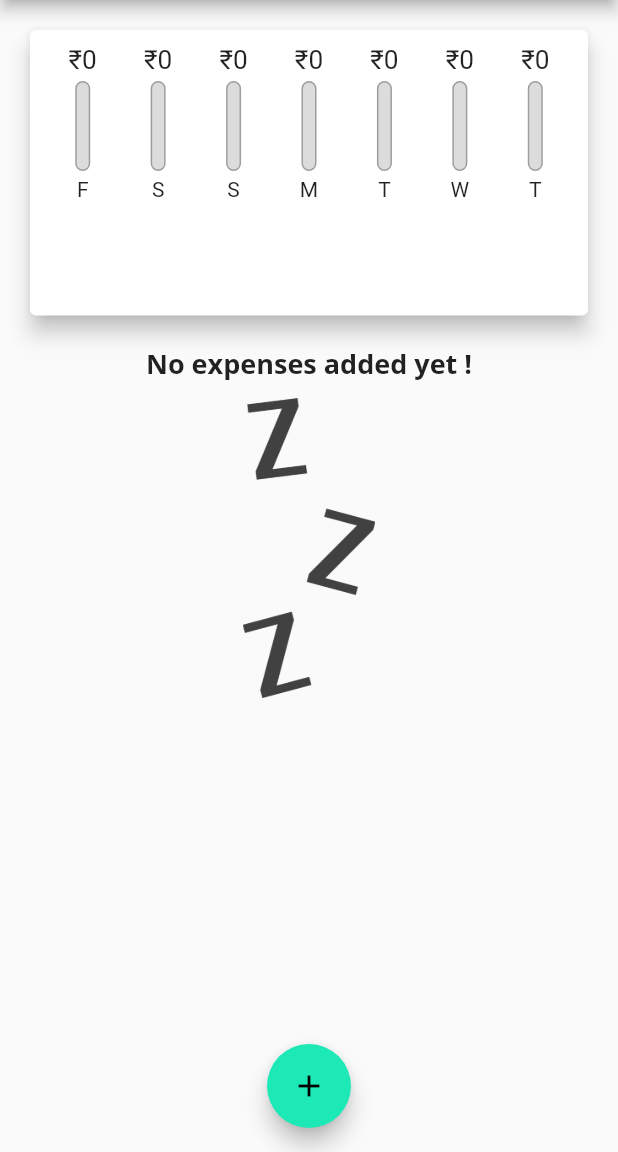
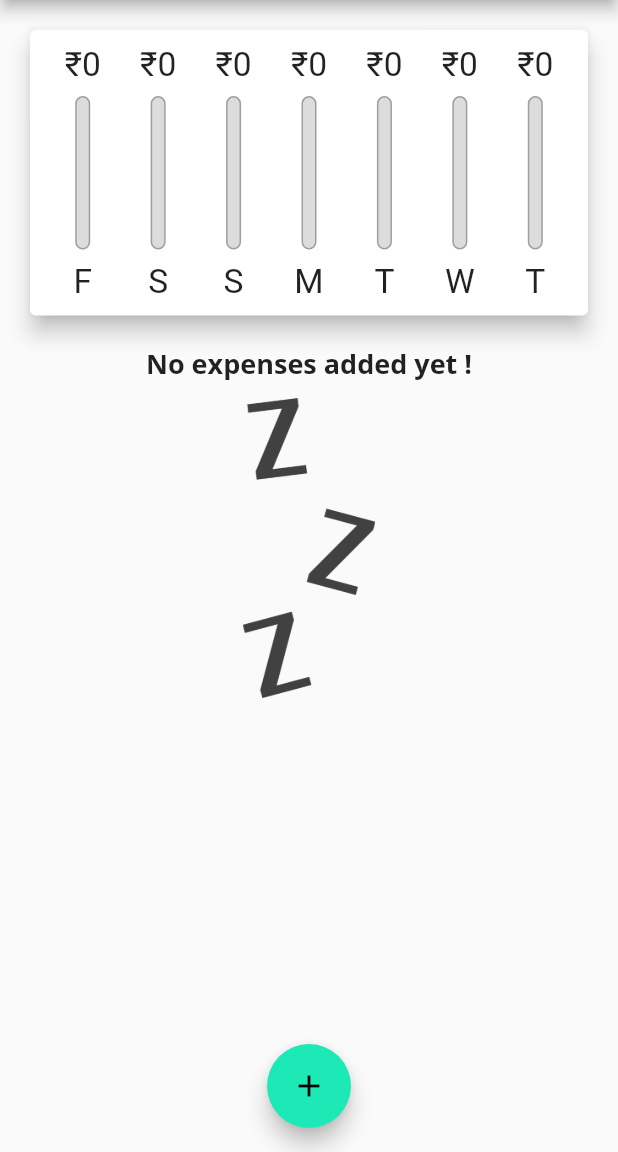
Before and after one commit to PrajilPradeep/Expensify, a Flutter app: the screen it shows after launch, on a phone screen of 412 x 824 dp, the part 84-1236 px from its top. Run offline on Flutter 3.47's test engine with Material 2 defaults, Android fonts, the phone set to English and light mode, and no system bars; our stand-ins replace google_fonts.

Commit message:
Using the LayoutBuilder Widget for Dynamically resizing the chart

```diff
--- a/lib/widgets/chart_bar.dart
+++ b/lib/widgets/chart_bar.dart
@@ -13,18 +13,21 @@ class ChartBar extends StatelessWidget {
 
   @override
   Widget build(BuildContext context) {
-    return Column(children: <Widget>[
+    return LayoutBuilder(
+      builder: (ctx, constraints) {
+        return Column(
+          children: <Widget>[
             Container(
-        height:
-            20, //to set consistent height for the bar even when the text resizes
+              height: constraints.maxHeight *
+                  0.15, //to set consistent height for the bar even when the text resizes
               child: FittedBox(
                 //to avoid text wrap and shink the text if out of space.
                 child: Text('\u{20B9}${spendingAmount.toStringAsFixed(0)}'),
               ),
             ),
-      SizedBox(height: 4),
+            SizedBox(height: constraints.maxHeight * 0.05),
             Container(
-        height: 60,
+              height: constraints.maxHeight * 0.6,
               width: 10,
               child: Stack(
                 children: <Widget>[
@@ -32,7 +35,8 @@ class ChartBar extends StatelessWidget {
                     decoration: BoxDecoration(
                       border: Border.all(color: Colors.grey, width: 1.0),
                       color: Color.fromRGBO(220, 220, 220, 1),
-                borderRadius: BorderRadius.circular(10), //for rounded corners
+                      borderRadius:
+                          BorderRadius.circular(10), //for rounded corners
                     ),
                   ),
                   Align(
@@ -51,8 +55,17 @@ class ChartBar extends StatelessWidget {
                 ],
               ),
             ),
-      SizedBox(height: 4),
-      Text(label),
-    ]);
+            SizedBox(height: constraints.maxHeight * 0.05),
+            Container(
+              height: constraints.maxHeight * 0.15,
+              child: FittedBox(
+                // to resize the text in case of small screen size
+                child: Text(label),
+              ),
+            ),
+          ],
+        );
+      },
+    );
   }
 }
```
Lines whose indentation alone changed are shown as unchanged.
